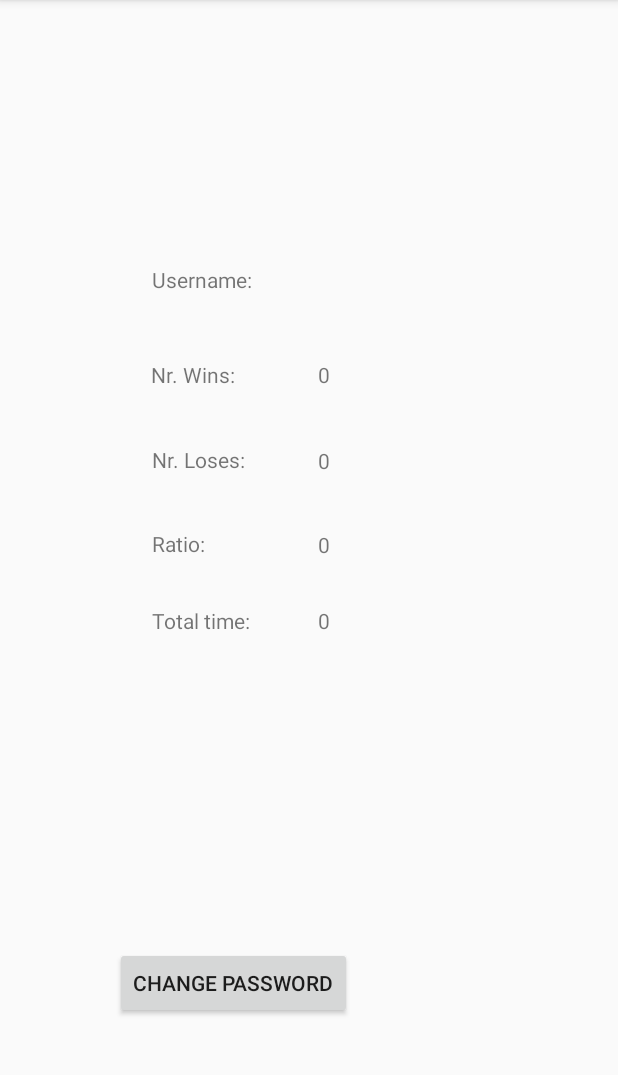
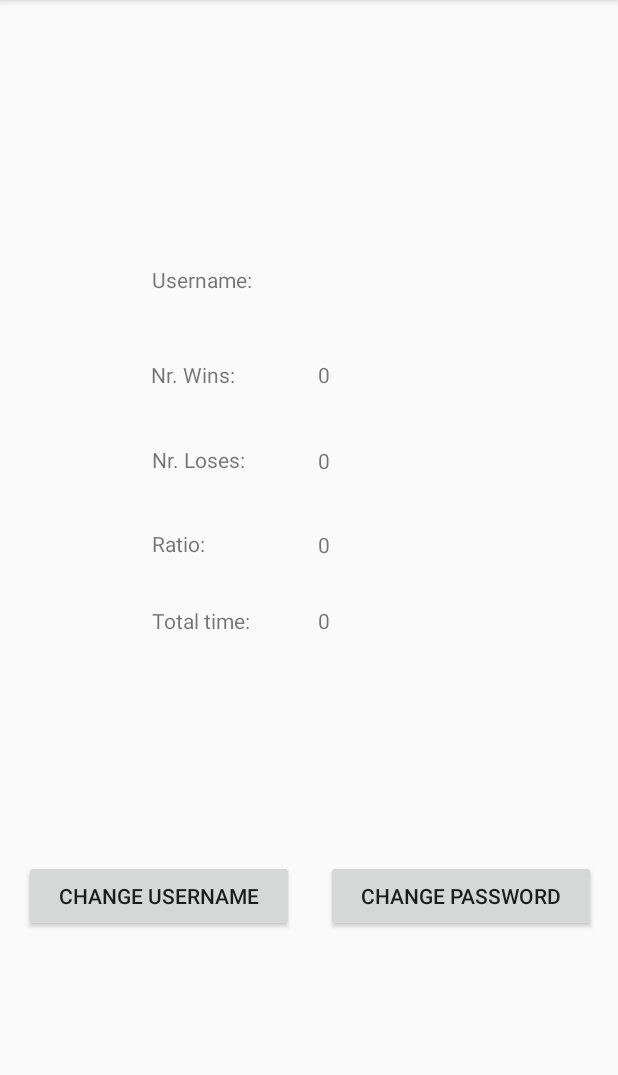
Before and after one commit to mihaikrisan/ElementsBattle, an Android app: the ProfileActivity screen opened directly, with no data from a screen before it, on a phone screen of 412 x 824 dp, the part 84-1159 px from its top. Run offline under Robolectric (Android 15) with nearby library versions, the phone set to English and light mode, and no system bars; our stand-ins replace Firebase (no records; nobody signed in at launch, a user with empty details on screens opened directly).

Commit message:
edde functionality for changing username and background for game activity

```diff
--- a/gamev10/app/src/main/AndroidManifest.xml
+++ b/gamev10/app/src/main/AndroidManifest.xml
@@ -9,7 +9,8 @@
         android:roundIcon="@mipmap/ic_launcher_round"
         android:supportsRtl="true"
         android:theme="@style/AppTheme">
-        <activity android:name=".ChangePasswordActivity"></activity>
+        <activity android:name=".ChangeUsernameActivity"></activity>
+        <activity android:name=".ChangePasswordActivity" />
         <activity android:name=".LoseActivity" />
         <activity android:name=".WinActivity" />
         <activity android:name=".ProfileActivity" />
--- a/gamev10/app/src/main/java/com/example/myapplication/ProfileActivity.java
+++ b/gamev10/app/src/main/java/com/example/myapplication/ProfileActivity.java
@@ -25,6 +25,11 @@ public class ProfileActivity extends AppCompatActivity {
         startActivity(i);
     }
 
+    public void openChangeUsernameActivity(Intent i){
+        startActivity(i);
+    }
+
+
     @Override
     protected void onCreate(Bundle savedInstanceState) {
         super.onCreate(savedInstanceState);
@@ -41,6 +46,17 @@ public class ProfileActivity extends AppCompatActivity {
                 Intent i = new Intent(getBaseContext(), ChangePasswordActivity.class);
                 i.putExtra("USER_NAME", username);
                 openChangePassActivity(i);
+            }
+        });
+
+        Button changeNameButton = findViewById(R.id.changeNameButton);
+
+        changeNameButton.setOnClickListener(new View.OnClickListener() {
+            @Override
+            public void onClick(View v) {
+                Intent i = new Intent(getBaseContext(), ChangeUsernameActivity.class);
+                i.putExtra("USER_NAME", username);
+                openChangeUsernameActivity(i);
             }
         });
 
--- a/gamev10/app/src/main/res/layout/activity_profile.xml
+++ b/gamev10/app/src/main/res/layout/activity_profile.xml
@@ -128,13 +128,25 @@
 
     <Button
         android:id="@+id/changeUsrBtn"
-        android:layout_width="wrap_content"
+        android:layout_width="180dp"
         android:layout_height="wrap_content"
         android:text="Change Password"
         app:layout_constraintBottom_toBottomOf="parent"
         app:layout_constraintEnd_toEndOf="parent"
-        app:layout_constraintHorizontal_bias="0.303"
+        app:layout_constraintHorizontal_bias="0.936"
         app:layout_constraintStart_toStartOf="parent"
         app:layout_constraintTop_toTopOf="parent"
-        app:layout_constraintVertical_bias="0.877" />
+        app:layout_constraintVertical_bias="0.796" />
+
+    <Button
+        android:id="@+id/changeNameButton"
+        android:layout_width="180dp"
+        android:layout_height="wrap_content"
+        android:text="CHANGE USERNAME"
+        app:layout_constraintBottom_toBottomOf="parent"
+        app:layout_constraintEnd_toEndOf="parent"
+        app:layout_constraintHorizontal_bias="0.069"
+        app:layout_constraintStart_toStartOf="parent"
+        app:layout_constraintTop_toTopOf="parent"
+        app:layout_constraintVertical_bias="0.796" />
 </androidx.constraintlayout.widget.ConstraintLayout>
```
Also changed, not shown: gamev10/app/src/main/java/com/example/myapplication/ChangeUsernameActivity.java (added, +103 -0 lines), gamev10/app/src/main/res/layout/activity_change_username.xml (added, +33 -0 lines), gamev10/app/src/main/res/layout/activity_game.xml (+23 -25 lines), gamev10/app/src/main/res/drawable-v24/gamebackground.jpg (added).
